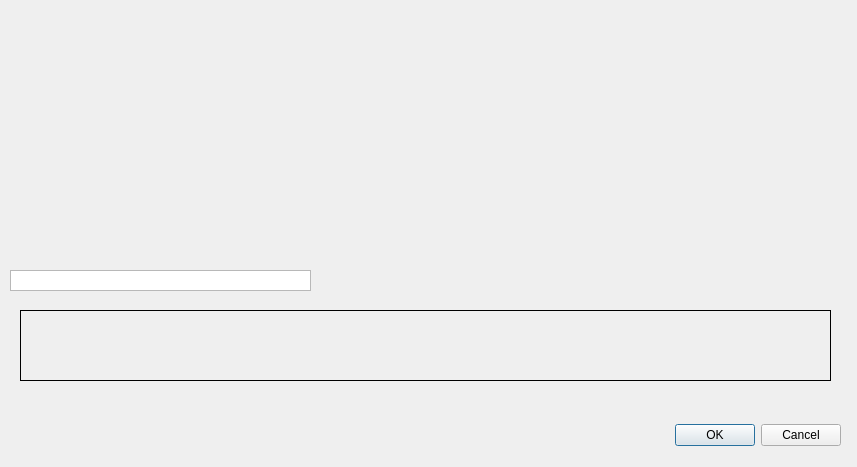
Qt form src/configure.ui (oddukgi/QtQik) before a commit.
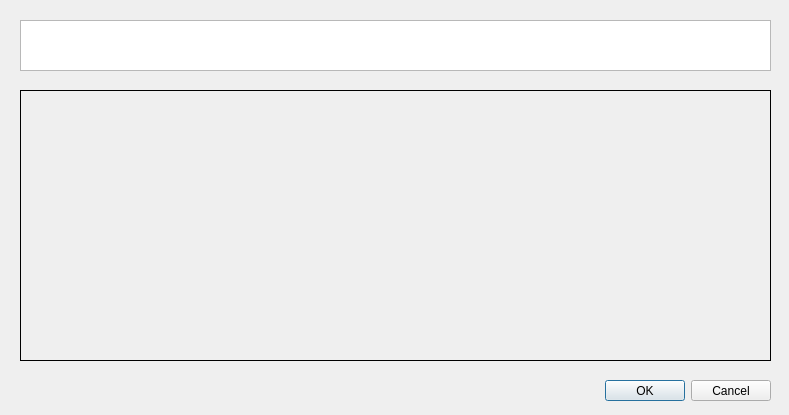
The same form after that commit.

Diff of the .ui file:
```diff
--- a/src/configure.ui
+++ b/src/configure.ui
@@ -6,8 +6,8 @@
    <rect>
     <x>0</x>
     <y>0</y>
-    <width>857</width>
-    <height>467</height>
+    <width>789</width>
+    <height>415</height>
    </rect>
   </property>
   <property name="windowTitle">
@@ -16,10 +16,10 @@
   <widget class="QDialogButtonBox" name="buttonBox">
    <property name="geometry">
     <rect>
-     <x>650</x>
-     <y>420</y>
-     <width>191</width>
-     <height>31</height>
+     <x>590</x>
+     <y>380</y>
+     <width>181</width>
+     <height>21</height>
     </rect>
    </property>
    <property name="orientation">
@@ -29,15 +29,18 @@
     <set>QDialogButtonBox::Cancel|QDialogButtonBox::Ok</set>
    </property>
   </widget>
+  <widget class="QWidget" name="verticalLayoutWidget">
+   <property name="geometry">
+    <rect>
+     <x>20</x>
+     <y>20</y>
+     <width>751</width>
+     <height>51</height>
+    </rect>
+   </property>
+   <layout class="QVBoxLayout" name="verticalLayout">
+    <item>
   <widget class="QListWidget" name="listWidget">
-   <property name="geometry">
-    <rect>
-     <x>10</x>
-     <y>270</y>
-     <width>301</width>
-     <height>21</height>
-    </rect>
-   </property>
    <property name="iconSize">
     <size>
      <width>667</width>
@@ -51,15 +54,21 @@
     <enum>QListView::IconMode</enum>
    </property>
   </widget>
+    </item>
+   </layout>
+  </widget>
+  <widget class="QWidget" name="verticalLayoutWidget_2">
+   <property name="geometry">
+    <rect>
+     <x>20</x>
+     <y>90</y>
+     <width>751</width>
+     <height>271</height>
+    </rect>
+   </property>
+   <layout class="QVBoxLayout" name="verticalLayout_2">
+    <item>
   <widget class="QStackedWidget" name="stackedWidget">
-   <property name="geometry">
-    <rect>
-     <x>20</x>
-     <y>310</y>
-     <width>811</width>
-     <height>71</height>
-    </rect>
-   </property>
    <property name="frameShape">
     <enum>QFrame::Box</enum>
    </property>
@@ -68,6 +77,13 @@
    </widget>
    <widget class="QWidget" name="page_2"/>
   </widget>
+    </item>
+   </layout>
+  </widget>
+  <zorder>buttonBox</zorder>
+  <zorder>verticalLayoutWidget</zorder>
+  <zorder>verticalLayoutWidget_2</zorder>
+  <zorder>stackedWidget</zorder>
  </widget>
  <resources/>
  <connections>
```
Left out of the diff: 6 changed lines with no effect on the pictures. Lines whose indentation alone changed are shown as unchanged.
